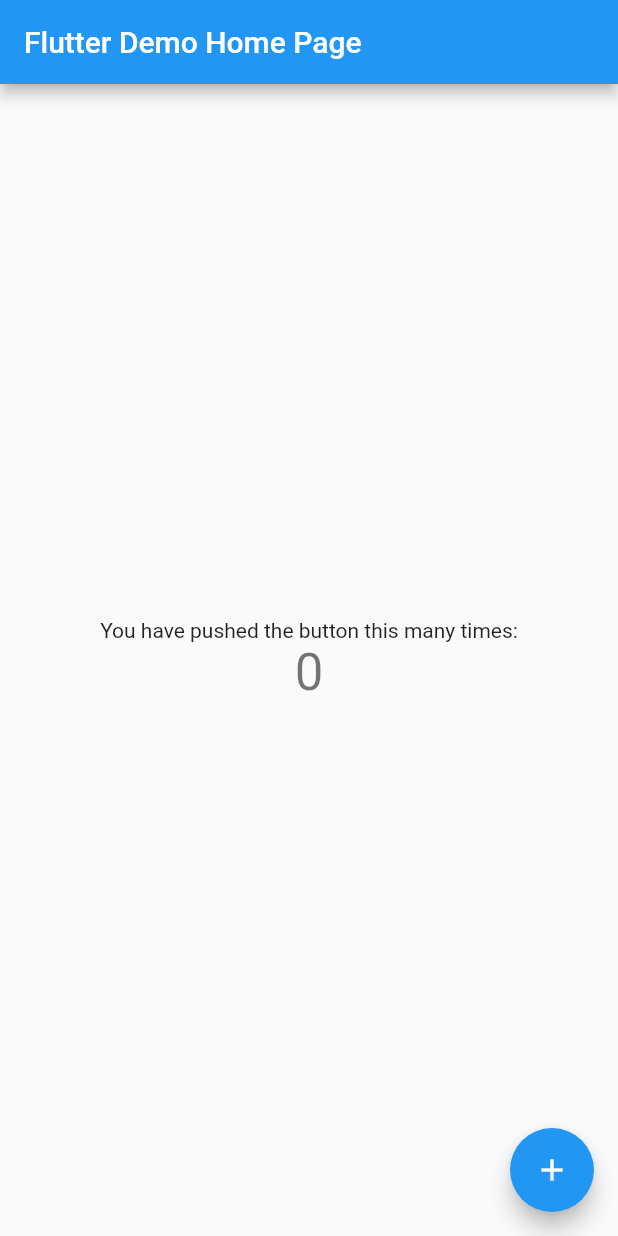
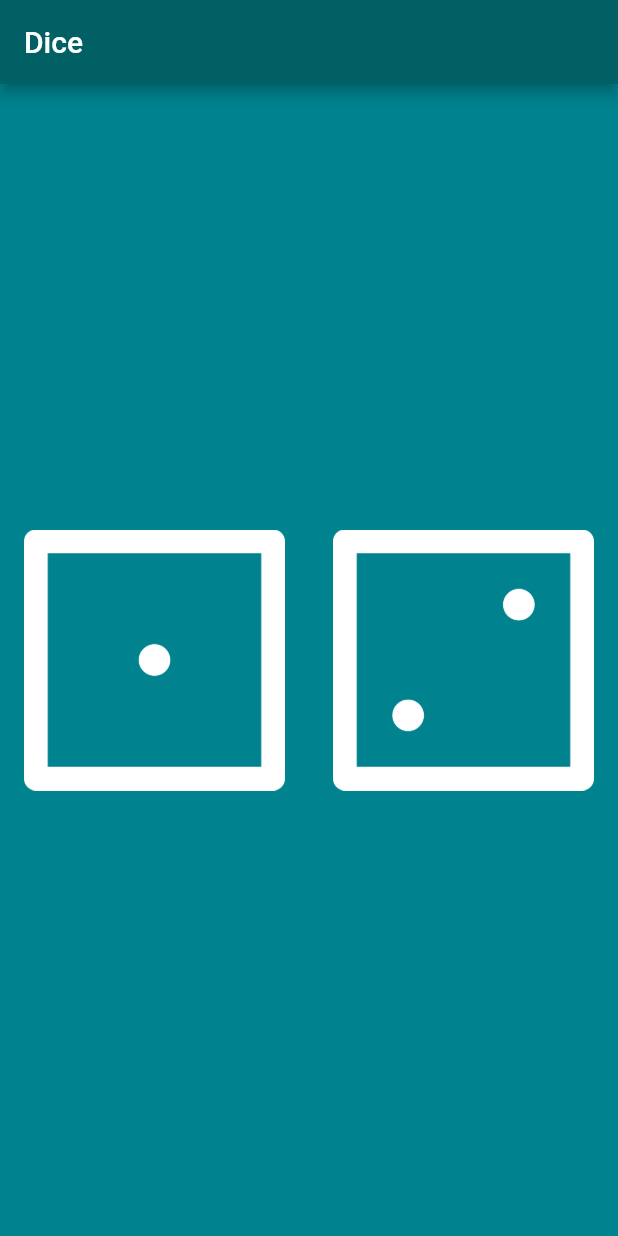
Before and after one commit to fekri86114/dice, a Flutter app: the screen it shows after launch, on a phone screen of 412 x 824 dp. Run offline on Flutter 3.47's test engine with Material 2 defaults, Android fonts, the phone set to English and light mode, and no system bars.

Commit message:
added images and designed ui

```diff
--- a/lib/main.dart
+++ b/lib/main.dart
@@ -1,115 +1,43 @@
 import 'package:flutter/material.dart';
 
 void main() {
-  runApp(const MyApp());
+  runApp(
+    MaterialApp(
+      home: Scaffold(
+        backgroundColor: Colors.cyan.shade800,
+        appBar: AppBar(
+          title: Text('Dice'),
+          backgroundColor: Colors.cyan.shade900,
+        ),
+        body: DicePage(),
+      ),
+    ),
+  );
 }
 
-class MyApp extends StatelessWidget {
-  const MyApp({super.key});
+class DicePage extends StatelessWidget {
+  const DicePage({Key? key}) : super(key: key);
 
-  // This widget is the root of your application.
   @override
   Widget build(BuildContext context) {
-    return MaterialApp(
-      title: 'Flutter Demo',
-      theme: ThemeData(
-        // This is the theme of your application.
-        //
-        // Try running your application with "flutter run". You'll see the
-        // application has a blue toolbar. Then, without quitting the app, try
-        // changing the primarySwatch below to Colors.green and then invoke
-        // "hot reload" (press "r" in the console where you ran "flutter run",
-        // or simply save your changes to "hot reload" in a Flutter IDE).
-        // Notice that the counter didn't reset back to zero; the application
-        // is not restarted.
-        primarySwatch: Colors.blue,
+    return Center(
+      child: Row(
+        children: [
+          Expanded(
+              child: Padding(
+                padding: const EdgeInsets.all(16.0),
+                child: Image.asset('images/dice1.png'),
+              ),
+          ),
+          Expanded(
+            child: Padding(
+              padding: const EdgeInsets.all(16.0),
+              child: Image.asset('images/dice2.png'),
+            ),
+          ),
+        ],
       ),
-      home: const MyHomePage(title: 'Flutter Demo Home Page'),
     );
   }
 }
-
-class MyHomePage extends StatefulWidget {
-  const MyHomePage({super.key, required this.title});
-
-  // This widget is the home page of your application. It is stateful, meaning
-  // that it has a State object (defined below) that contains fields that affect
-  // how it looks.
-
-  // This class is the configuration for the state. It holds the values (in this
-  // case the title) provided by the parent (in this case the App widget) and
-  // used by the build method of the State. Fields in a Widget subclass are
-  // always marked "final".
-
-  final String title;
-
-  @override
-  State<MyHomePage> createState() => _MyHomePageState();
-}
-
-class _MyHomePageState extends State<MyHomePage> {
-  int _counter = 0;
-
-  void _incrementCounter() {
-    setState(() {
-      // This call to setState tells the Flutter framework that something has
-      // changed in this State, which causes it to rerun the build method below
-      // so that the display can reflect the updated values. If we changed
-      // _counter without calling setState(), then the build method would not be
-      // called again, and so nothing would appear to happen.
-      _counter++;
-    });
-  }
-
-  @override
-  Widget build(BuildContext context) {
-    // This method is rerun every time setState is called, for instance as done
-    // by the _incrementCounter method above.
-    //
-    // The Flutter framework has been optimized to make rerunning build methods
-    // fast, so that you can just rebuild anything that needs updating rather
-    // than having to individually change instances of widgets.
-    return Scaffold(
-      appBar: AppBar(
-        // Here we take the value from the MyHomePage object that was created by
-        // the App.build method, and use it to set our appbar title.
-        title: Text(widget.title),
-      ),
-      body: Center(
-        // Center is a layout widget. It takes a single child and positions it
-        // in the middle of the parent.
-        child: Column(
-          // Column is also a layout widget. It takes a list of children and
-          // arranges them vertically. By default, it sizes itself to fit its
-          // children horizontally, and tries to be as tall as its parent.
-          //
-          // Invoke "debug painting" (press "p" in the console, choose the
-          // "Toggle Debug Paint" action from the Flutter Inspector in Android
-          // Studio, or the "Toggle Debug Paint" command in Visual Studio Code)
-          // to see the wireframe for each widget.
-          //
-          // Column has various properties to control how it sizes itself and
-          // how it positions its children. Here we use mainAxisAlignment to
-          // center the children vertically; the main axis here is the vertical
-          // axis because Columns are vertical (the cross axis would be
-          // horizontal).
-          mainAxisAlignment: MainAxisAlignment.center,
-          children: <Widget>[
-            const Text(
-              'You have pushed the button this many times:',
-            ),
-            Text(
-              '$_counter',
-              style: Theme.of(context).textTheme.headline4,
-            ),
-          ],
-        ),
-      ),
-      floatingActionButton: FloatingActionButton(
-        onPressed: _incrementCounter,
-        tooltip: 'Increment',
-        child: const Icon(Icons.add),
-      ), // This trailing comma makes auto-formatting nicer for build methods.
-    );
-  }
-}
+//
--- a/pubspec.yaml
+++ b/pubspec.yaml
@@ -60,8 +60,8 @@ flutter:
   uses-material-design: true
 
   # To add assets to your application, add an assets section, like this:
-  # assets:
-  #   - images/a_dot_burr.jpeg
+  assets:
+    - images/
   #   - images/a_dot_ham.jpeg
 
   # An image asset can refer to one or more resolution-specific "variants", see
```
Also changed, not shown: images/dice1.png (added), images/dice2.png (added), images/dice3.png (added), images/dice4.png (added), images/dice5.png (added), images/dice6.png (added), 1 other file.
